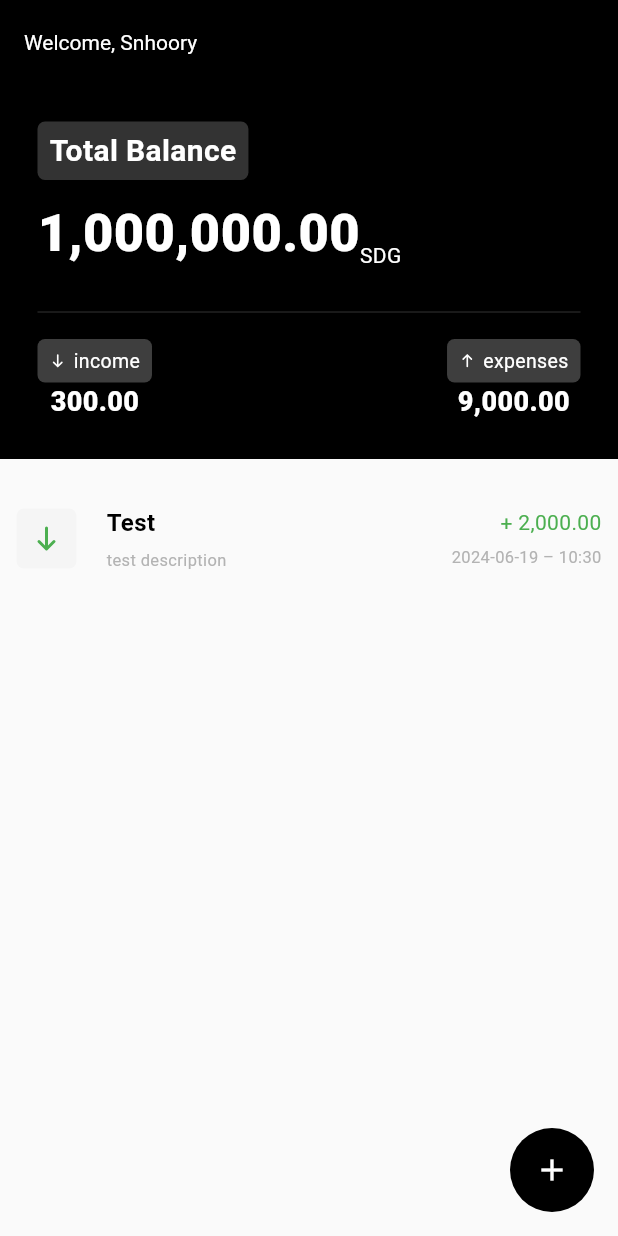
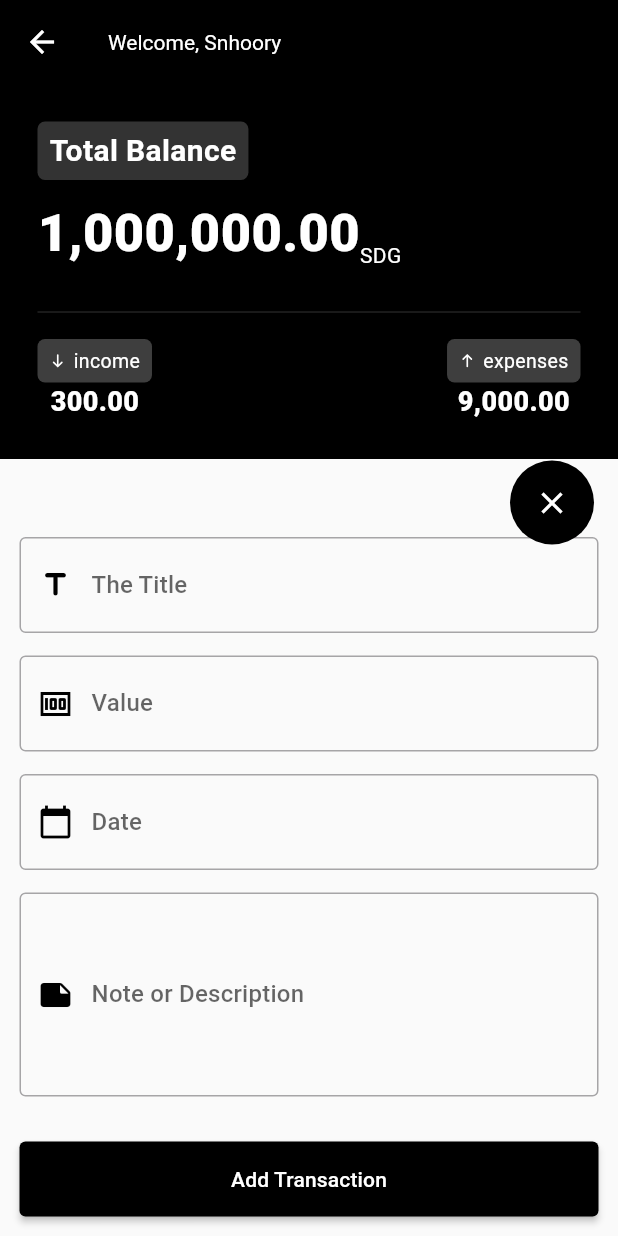
Before and after one commit to ahmedammarsd/expenses_simple_app, a Flutter app: the screen it shows after launch, after a tap on the "add" icon, on a phone screen of 412 x 824 dp. Run offline on Flutter 3.47's test engine with Material 3 defaults, Android fonts, the phone set to English and light mode, and no system bars; our stand-ins replace flutter_svg.

Commit message:
finish 90% of add transaction

```diff
--- a/lib/home.dart
+++ b/lib/home.dart
@@ -1,4 +1,5 @@
 import 'package:expenses_test_app/colors/colors.dart';
+import 'package:expenses_test_app/widgets/add_transaction.dart';
 import 'package:expenses_test_app/widgets/card_transaction.dart';
 import 'package:expenses_test_app/widgets/info_account.dart';
 import 'package:flutter/material.dart';
@@ -11,9 +12,20 @@
 }
 
 class _HomePageState extends State<HomePage> {
+  final GlobalKey<ScaffoldState> _key = GlobalKey<ScaffoldState>();
+  PersistentBottomSheetController? controller;
+
+  closeBottomSheet() {
+    controller?.close();
+    setState(() {
+      controller = null;
+    });
+  }
+
   @override
   Widget build(BuildContext context) {
     return Scaffold(
+      key: _key,
       appBar: AppBar(
         backgroundColor: kBlack,
         title: const Text(
@@ -22,10 +34,25 @@
         ),
       ),
       floatingActionButton: FloatingActionButton(
-        onPressed: () {},
+        onPressed: () => controller == null
+            ? // open bottom Sheet
+            {
+                controller = _key.currentState!
+                    .showBottomSheet((context) => AddTransaction(
+                          updateControllerInHomeToClose: closeBottomSheet,
+                        )),
+                setState(() {})
+              }
+            : // close bottom Sheet
+            {
+                controller?.close(),
+                setState(() {
+                  controller = null;
+                })
+              },
         backgroundColor: kBlack,
         elevation: 0,
-        child: const Icon(Icons.add),
+        child: Icon(controller == null ? Icons.add : Icons.close),
       ),
       body: Column(
         children: [
--- /dev/null
+++ b/lib/widgets/add_transaction.dart
@@ -0,0 +1,188 @@
+import 'package:expenses_test_app/colors/colors.dart';
+import 'package:flutter/material.dart';
+
+class AddTransaction extends StatefulWidget {
+  const AddTransaction(
+      {super.key, required this.updateControllerInHomeToClose});
+  final void Function() updateControllerInHomeToClose;
+
+  @override
+  State<AddTransaction> createState() => _AddTransactionState();
+}
+
+class _AddTransactionState extends State<AddTransaction> {
+  // ==================================
+  final _formKey = GlobalKey<FormState>();
+  AutovalidateMode autovalidateMode =
+      AutovalidateMode.always; // to Work Validation like OnChange
+  TextEditingController titleController = TextEditingController();
+  TextEditingController valueController = TextEditingController();
+  TextEditingController dateController = TextEditingController();
+  TextEditingController descriptionController = TextEditingController();
+  // ==================================
+
+  @override
+  void initState() {
+    // TODO: implement initState
+    super.initState();
+    _selectDate();
+  }
+
+  @override
+  Widget build(BuildContext context) {
+    return Container(
+      padding: const EdgeInsets.all(10),
+      child: SingleChildScrollView(
+        child: Form(
+          key: _formKey,
+          child: Column(
+            children: [
+              Padding(
+                padding: const EdgeInsets.all(3),
+                child: Column(
+                  crossAxisAlignment: CrossAxisAlignment.start,
+                  children: [
+                    // Text(
+                    //   "Title",
+                    //   style: TextStyle(fontSize: 16, color: kBlack),
+                    // ),
+                    const SizedBox(
+                      height: 10,
+                    ),
+                    TextFormField(
+                      style: TextStyle(color: kBlackThree.withOpacity(0.8)),
+                      controller: titleController,
+                      validator: (value) {
+                        if (value!.isEmpty) {
+                          return "Sorry The Title is Required";
+                        } else {
+                          return null;
+                        }
+                      },
+                      textInputAction: TextInputAction.next,
+                      decoration: InputDecoration(
+                          labelText: "The Title",
+                          border: const OutlineInputBorder(),
+                          focusedBorder: OutlineInputBorder(
+                              borderSide: BorderSide(color: kBlack)),
+                          prefixIcon: Icon(
+                            Icons.title_rounded,
+                            color: kBlack,
+                          )),
+                    ),
+                    const SizedBox(
+                      height: 15,
+                    ),
+                    TextFormField(
+                      style: TextStyle(color: kBlackThree.withOpacity(0.8)),
+                      controller: valueController,
+                      validator: (value) {
+                        if (value!.isEmpty) {
+                          return "Sorry The Value is Required";
+                        } else {
+                          return null;
+                        }
+                      },
+                      textInputAction: TextInputAction.next,
+                      decoration: InputDecoration(
+                          labelText: "Value",
+                          border: const OutlineInputBorder(),
+                          focusedBorder: OutlineInputBorder(
+                              borderSide: BorderSide(color: kBlack)),
+                          prefixIcon: Icon(
+                            Icons.money,
+                            color: kBlack,
+                          )),
+                    ),
+                    const SizedBox(
+                      height: 15,
+                    ),
+                    TextFormField(
+                      style: TextStyle(color: kBlackThree.withOpacity(0.8)),
+                      controller: dateController,
+                      validator: (value) {
+                        if (value!.isEmpty) {
+                          return "Sorry The Date is Required";
+                        } else {
+                          return null;
+                        }
+                      },
+                      decoration: InputDecoration(
+                          labelText: "Date",
+                          border: const OutlineInputBorder(),
+                          focusedBorder: OutlineInputBorder(
+                              borderSide: BorderSide(color: kBlack)),
+                          prefixIcon: Icon(
+                            Icons.calendar_today,
+                            color: kBlack,
+                          )),
+                      onTap: () {
+                        _selectDate();
+                      },
+                    ),
+                    const SizedBox(
+                      height: 15,
+                    ),
+                    TextFormField(
+                      style: TextStyle(color: kBlackThree.withOpacity(0.8)),
+                      controller: descriptionController,
+                      // validator: (value) {
+                      //   if (value!.isEmpty) {
+                      //     return "Sorry The Title is Required";
+                      //   } else {
+                      //     return null;
+                      //   }
+                      // },
+                      maxLines: 4,
+                      textInputAction: TextInputAction.next,
+                      decoration: InputDecoration(
+                          labelText: "Note or Description",
+                          border: const OutlineInputBorder(),
+                          focusedBorder: OutlineInputBorder(
+                              borderSide: BorderSide(color: kBlack)),
+                          prefixIcon: Icon(
+                            Icons.note_rounded,
+                            color: kBlack,
+                          )),
+                    ),
+                    const SizedBox(
+                      height: 30,
+                    ),
+                    Row(
+                      children: [
+                        Expanded(
+                            child: ElevatedButton(
+                          onPressed: () {
+                            if (_formKey.currentState!.validate()) {}
+                          },
+                          style: ElevatedButton.styleFrom(
+                              backgroundColor: kBlack,
+                              padding: const EdgeInsets.all(15)),
+                          child: const Text("Add Transaction"),
+                        ))
+                      ],
+                    )
+                  ],
+                ),
+              )
+            ],
+          ),
+        ),
+      ),
+    );
+  }
+
+  Future<void> _selectDate() async {
+    DateTime? picked = await showDatePicker(
+      context: context,
+      initialDate: DateTime.now(),
+      firstDate: DateTime(2000),
+      lastDate: DateTime(2500),
+    );
+    if (picked != null) {
+      setState(() {
+        dateController.text = picked.toString().split(" ")[0];
+      });
+    }
+  }
+}
```
